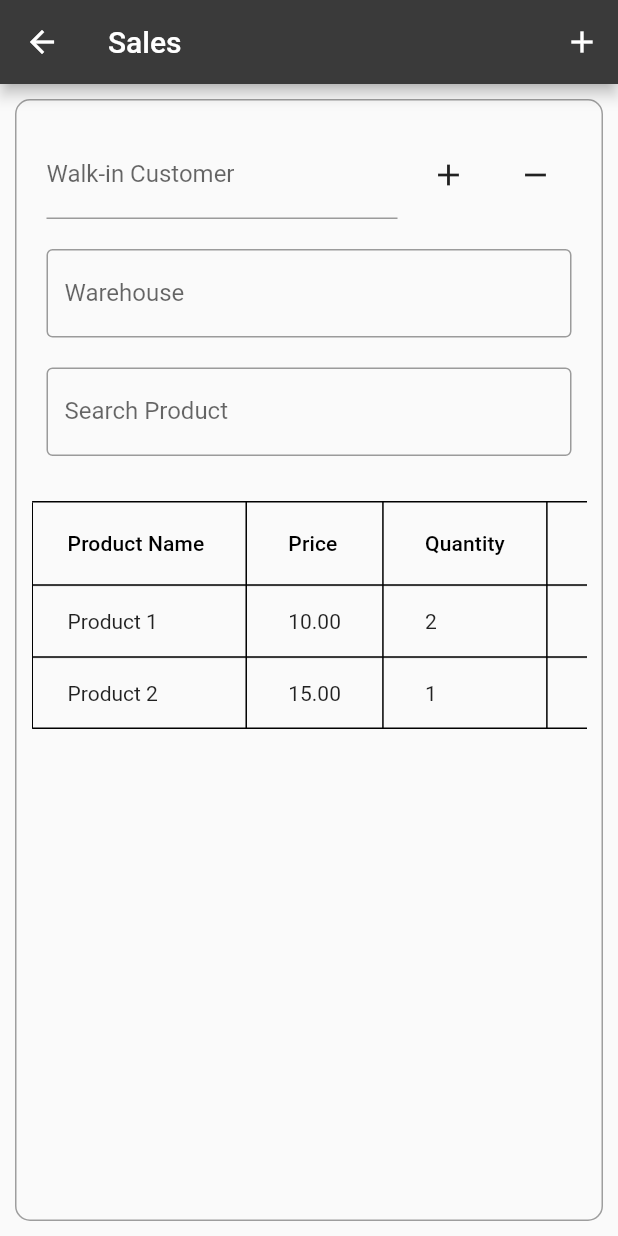
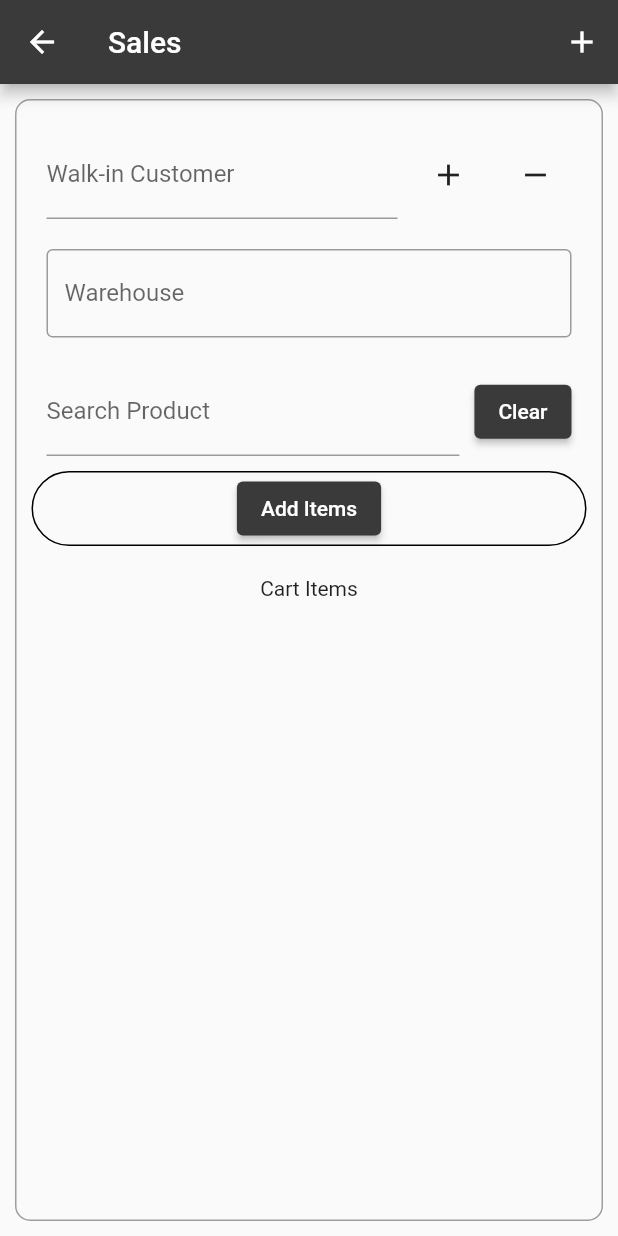
Before and after one commit to huzaifa7890/pos-app, a Flutter app: the SalesScreen screen opened by its route, on a phone screen of 412 x 824 dp. Run offline on Flutter 3.47's test engine with Material 2 defaults, Android fonts, the phone set to English and light mode, and no system bars; our stand-ins replace google_fonts, local_auth, shared_preferences, sqflite; missing offline and left inert: flutter_barcode_scanner; accounts and stored records are empty.

Commit message:
new code

```diff
--- a/lib/db_helper/product_db.dart
+++ b/lib/db_helper/product_db.dart
@@ -8,7 +8,7 @@ class DBHelper {
     return sql.openDatabase(path.join(dbPath, 'product.db'),
         onCreate: (db, version) {
       return db.execute(
-          'CREATE TABLE productdata(product_id INTEGER,product_sku INTEGER,tag_price DOUBLE,sale_price DOUBLE,product_name TEXT,store_id INTEGER, store_name TEXT,weight INTEGER,description TEXT,costprice INTEGER,barcode INTEGER)');
+          'CREATE TABLE productdata(product_id INTEGER,product_sku INTEGER,tag_price DOUBLE,product_quantity INTEGER, sale_price DOUBLE,product_name TEXT,store_id INTEGER, store_name TEXT,weight INTEGER,description TEXT,costprice INTEGER,barcode INTEGER)');
     }, version: 1);
   }
 
--- a/lib/model/product_model.dart
+++ b/lib/model/product_model.dart
@@ -3,6 +3,8 @@ class Product {
   final String name;
   final String description;
   final double price;
+  int quantity;
+
   final double saleprice;
   final int sku;
   final int weight;
@@ -14,6 +16,7 @@ class Product {
     required this.name,
     required this.description,
     required this.price,
+    this.quantity = 1,
     required this.saleprice,
     required this.sku,
     required this.weight,
--- a/lib/providers/products.dart
+++ b/lib/providers/products.dart
@@ -13,11 +13,29 @@ class Products with ChangeNotifier {
   bool _isLoading = false;
   bool get isLoading => _isLoading;
   String searchText = '';
-
+  bool showProducts = false;
   List<Product> _items = [];
 
   List<Product> get items {
     return [..._items];
+  }
+
+  List<Product> _cartItems = [];
+
+  List<Product> get cartItems => _cartItems;
+
+  void addToCart(Product product) {
+    final existingProductIndex =
+        _cartItems.indexWhere((item) => item.id == product.id);
+
+    if (existingProductIndex != -1) {
+      _cartItems[existingProductIndex]
+          .quantity++; // Increase quantity if product already exists
+    } else {
+      _cartItems.add(product); // Add as a new item if product doesn't exist
+    }
+
+    notifyListeners();
   }
 
   void setSearchText(String text) {
@@ -25,9 +43,26 @@ class Products with ChangeNotifier {
     notifyListeners();
   }
 
+  void clearCart() {
+    _cartItems.clear();
+    notifyListeners();
+  }
+
   List<Product> getFilteredProducts() {
     if (searchText.isEmpty) {
       return items;
+    } else {
+      final lowercaseSearchText = searchText.toLowerCase();
+      return items
+          .where((product) =>
+              product.name.toLowerCase().contains(lowercaseSearchText))
+          .toList();
+    }
+  }
+
+  List<Product> getFilteredCartProducts() {
+    if (!showProducts) {
+      return [];
     } else {
       final lowercaseSearchText = searchText.toLowerCase();
       return items
@@ -60,6 +95,7 @@ class Products with ChangeNotifier {
       name: pickedName,
       description: pickedDescription,
       price: pickedPrice,
+      quantity: pickedSku,
       saleprice: pickedSaleprice,
       sku: pickedSku,
       weight: pickedweight,
@@ -107,6 +143,7 @@ class Products with ChangeNotifier {
               'product_id': objects[i]['product_id'],
               'product_sku': objects[i]['product_sku'],
               'tag_price': objects[i]['tag_price'],
+              'product_quantity': "25",
               'sale_price': objects[i]['sale_price'],
               'product_name': objects[i]['product_name'],
               'store_id': objects[i]['store_id'],
@@ -136,6 +173,7 @@ class Products with ChangeNotifier {
                 id: e['product_id'],
                 name: e['product_name'],
                 price: e['tag_price'],
+                quantity: e['product_quantity'],
                 saleprice: e['sale_price'],
                 sku: e['product_sku'],
                 weight: e['weight'],
--- a/lib/screens/products_screen.dart
+++ b/lib/screens/products_screen.dart
@@ -159,7 +159,8 @@ class _ProductScreenState extends State<ProductScreen> {
                           },
                           child: ListTile(
                             title: Text(product.name),
-                            subtitle: Text('Sale Price: ${product.saleprice}'),
+                            subtitle: Text(
+                                'Sale Price: ${product.saleprice} Quantity:${product.quantity}'),
                           ),
                         );
                       },
--- a/lib/screens/sales_screen.dart
+++ b/lib/screens/sales_screen.dart
@@ -1,11 +1,19 @@
 import 'package:flutter/material.dart';
+import 'package:pixelone/model/product_model.dart';
+import 'package:pixelone/providers/products.dart';
 import 'package:pixelone/screens/add_new_orders.dart';
+import 'package:pixelone/screens/addingtocart_screen.dart';
+import 'package:provider/provider.dart';
 
 class SalesScreen extends StatelessWidget {
   const SalesScreen({super.key});
   static const routeName = '/orders';
   @override
   Widget build(BuildContext context) {
+    Products productProvider = Provider.of<Products>(context);
+    List<Product> filteredProducts = productProvider.getFilteredCartProducts();
+    List<Product> cartItems = productProvider.cartItems;
+
     return Scaffold(
       appBar: AppBar(
         title: const Text('Sales'),
@@ -61,53 +69,93 @@ class SalesScreen extends StatelessWidget {
               ),
             ),
             Padding(
-              padding: const EdgeInsets.all(10.0),
-              child: TextFormField(
-                decoration: const InputDecoration(
-                  border: OutlineInputBorder(),
-                  labelText: 'Search Product',
-                ),
+              padding: EdgeInsets.all(10.0),
+              child: Row(
+                children: [
+                  Expanded(
+                    child: TextFormField(
+                      onChanged: (value) =>
+                          productProvider.setSearchText(value),
+                      decoration: InputDecoration(labelText: 'Search Product'),
+                    ),
+                  ),
+                  SizedBox(width: 10.0),
+                  ElevatedButton(
+                    onPressed: () {
+                      productProvider.clearCart();
+                    },
+                    child: Text('Clear'),
+                  ),
+                ],
               ),
             ),
-            const SizedBox(height: 20.0),
+            Container(
+              width: double.infinity,
+              decoration: BoxDecoration(
+                  border: Border.all(width: 1),
+                  borderRadius: BorderRadius.circular(50)),
+              child: Column(children: [
+                ElevatedButton(
+                  onPressed: () {
+                    Navigator.push(
+                      context,
+                      MaterialPageRoute(
+                          builder: (context) => const AddingToCartScreen()),
+                    );
+                  },
+                  child: const Text('Add Items'),
+                ),
+              ]),
+            ),
+            SizedBox(height: 20.0),
+            Text('Cart Items'),
             Expanded(
-              child: SingleChildScrollView(
-                scrollDirection: Axis.horizontal,
-                child: DataTable(
-                  border: TableBorder.all(width: 1),
-                  columns: const [
-                    DataColumn(label: Text('Product Name')),
-                    DataColumn(label: Text('Price')),
-                    DataColumn(label: Text('Quantity')),
-                    DataColumn(label: Text('Subtotal')),
-                    DataColumn(label: Icon(Icons.delete_outline)),
-                  ],
-                  rows: [
-                    DataRow(cells: [
-                      const DataCell(Text('Product 1')),
-                      const DataCell(Text('10.00')),
-                      const DataCell(Text('2')),
-                      const DataCell(Text('20.00')),
-                      DataCell(IconButton(
-                        icon: const Icon(Icons.delete),
-                        onPressed: () {},
-                      )),
-                    ]),
-                    DataRow(cells: [
-                      const DataCell(Text('Product 2')),
-                      const DataCell(Text('15.00')),
-                      const DataCell(Text('1')),
-                      const DataCell(Text('15.00')),
-                      DataCell(IconButton(
-                        icon: const Icon(Icons.delete),
-                        onPressed: () {},
-                      )),
-                    ]),
-                    // Add more rows as needed
-                  ],
-                ),
+              child: ListView.builder(
+                itemCount: cartItems.length,
+                itemBuilder: (BuildContext context, int index) {
+                  Product product = cartItems[index];
+                  return ListTile(
+                    title: Text(product.name),
+                    subtitle: Text('Quantity: ${product.quantity}'),
+                  );
+                },
               ),
             ),
+            // Container(
+            //   padding: EdgeInsets.all(10.0),
+            //   decoration: BoxDecoration(
+            //     borderRadius: BorderRadius.circular(10.0),
+            //     border: Border.all(color: Colors.grey),
+            //   ),
+            //   child: Column(
+            //     children: [
+            //       Row(
+            //         mainAxisAlignment: MainAxisAlignment.spaceBetween,
+            //         children: [
+            //           Text('Subtotal'),
+            //           Text('\$35.00'), // Replace with actual subtotal value
+            //         ],
+            //       ),
+            //       SizedBox(height: 10.0),
+            //       Row(
+            //         mainAxisAlignment: MainAxisAlignment.spaceBetween,
+            //         children: [
+            //           Text('Discount Amount'),
+            //           Text(
+            //               '-\$5.00'), // Replace with actual discount amount value
+            //         ],
+            //       ),
+            //       SizedBox(height: 10.0),
+            //       Row(
+            //         mainAxisAlignment: MainAxisAlignment.spaceBetween,
+            //         children: [
+            //           Text('Total Amount'),
+            //           Text('\$30.00'), // Replace with actual total amount value
+            //         ],
+            //       ),
+            //     ],
+            //   ),
+            // ),
           ],
         ),
       ),
--- a/pubspec.yaml
+++ b/pubspec.yaml
@@ -35,17 +35,17 @@ dependencies:
   # The following adds the Cupertino Icons font to your application.
   # Use with the CupertinoIcons class for iOS style icons.
   cupertino_icons: ^1.0.2
-  firebase_auth: ^4.5.0
-  firebase_core: ^2.11.0
+
   http: ^0.13.6
   provider: ^6.0.5
   shared_preferences: ^2.1.1
   local_auth: ^2.1.6
-  flutter_barcode_scanner: ^2.0.0
+
   sqflite: ^2.2.8+4
   path: ^1.8.3
   path_provider: ^2.0.15
   google_fonts: ^4.0.4
+  flutter_barcode_scanner: ^2.0.0
 
 dev_dependencies:
   flutter_test:
```
Also changed, not shown: lib/screens/addingtocart_screen.dart (added, +175 -0 lines), pubspec.lock, 34 other files.
